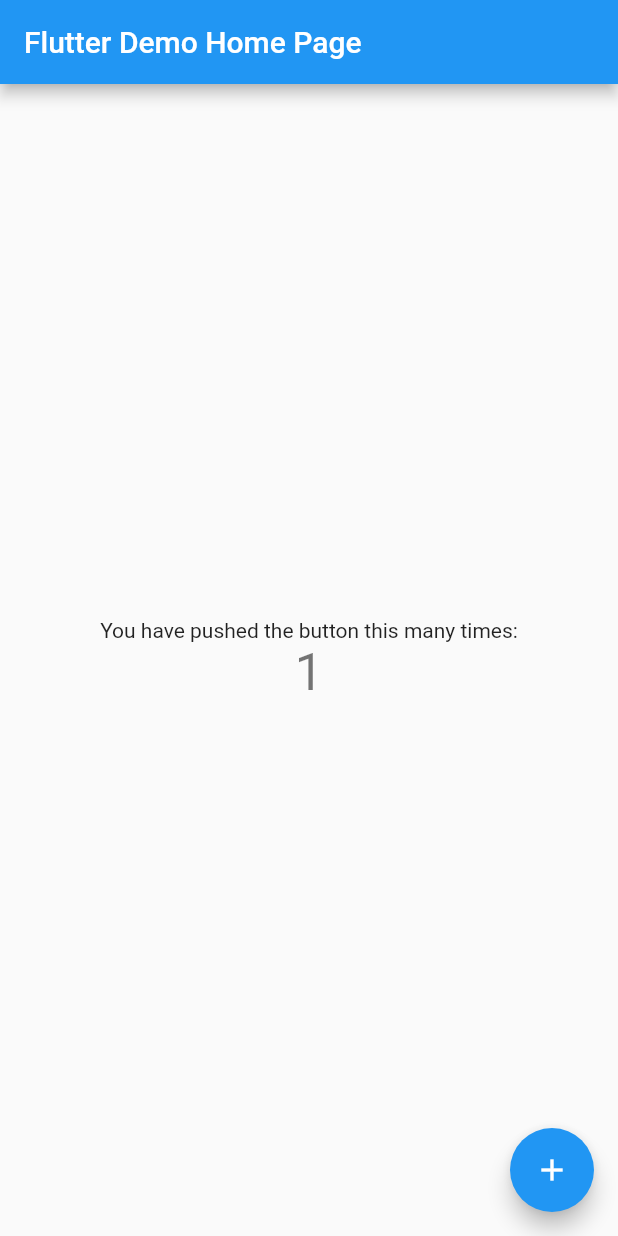
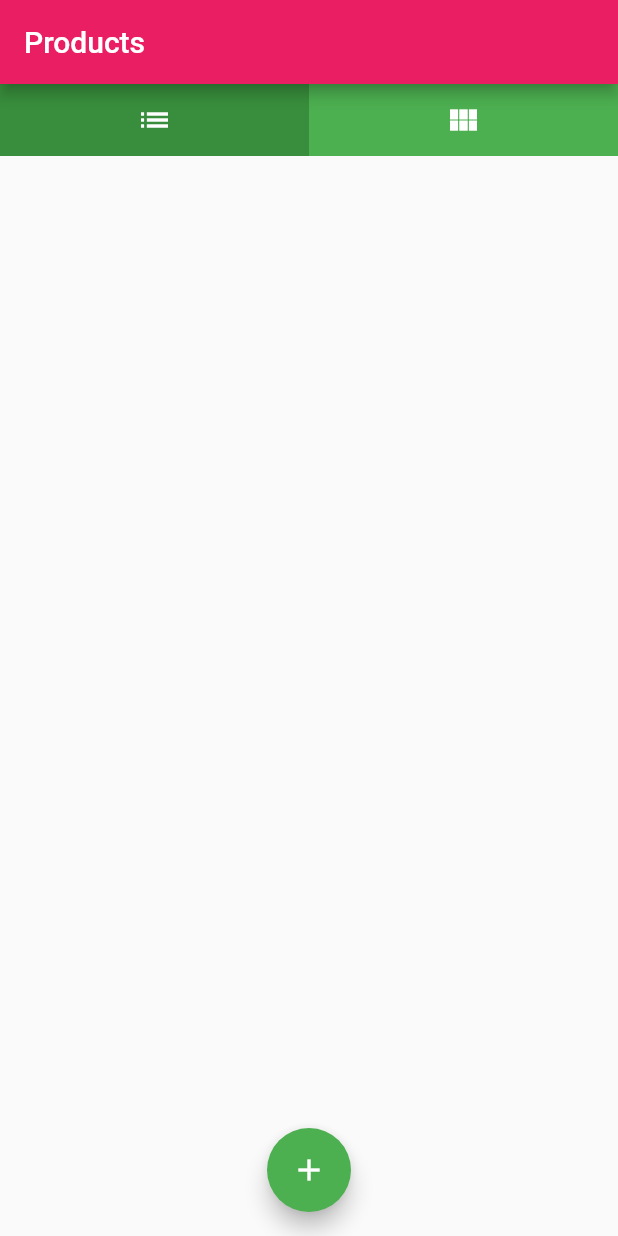
Before and after one commit to Rodrigo019/flutter-project, a Flutter app: the screen it shows after launch, after a tap on the "add" icon, on a phone screen of 412 x 824 dp. Run offline on Flutter 3.47's test engine with Material 2 defaults, Android fonts, the phone set to English and light mode, and no system bars.

Commit message:
Second commit

```diff
--- /dev/null
+++ b/lib/components/product_item.dart
@@ -0,0 +1,19 @@
+import 'package:flutter/material.dart';
+import 'package:flutter_project/models/product.dart';
+
+class ProductItem extends StatelessWidget {
+
+  Product _product;
+
+  ProductItem(this._product);
+
+  @override
+  Widget build(BuildContext context) {
+    return Card(
+      elevation: 5,
+      child: Column(
+
+      ),
+    );
+  }
+}
--- a/lib/main.dart
+++ b/lib/main.dart
@@ -1,113 +1,97 @@
+import 'dart:math';
+
 import 'package:flutter/material.dart';
+import 'package:flutter_project/components/product_item.dart';
+import 'package:flutter_project/models/product.dart';
 
-void main() {
-  runApp(MyApp());
-}
+main() => runApp(FlutterProject());
 
-class MyApp extends StatelessWidget {
-  // This widget is the root of your application.
+class FlutterProject extends StatelessWidget {
   @override
   Widget build(BuildContext context) {
     return MaterialApp(
-      title: 'Flutter Demo',
+      home: MyHomePage(),
       theme: ThemeData(
-        // This is the theme of your application.
-        //
-        // Try running your application with "flutter run". You'll see the
-        // application has a blue toolbar. Then, without quitting the app, try
-        // changing the primarySwatch below to Colors.green and then invoke
-        // "hot reload" (press "r" in the console where you ran "flutter run",
-        // or simply save your changes to "hot reload" in a Flutter IDE).
-        // Notice that the counter didn't reset back to zero; the application
-        // is not restarted.
-        primarySwatch: Colors.blue,
+        primarySwatch: Colors.pink,
+        accentColor: Colors.green,
+        primaryColor: Colors.pink,
       ),
-      home: MyHomePage(title: 'Flutter Demo Home Page'),
     );
   }
 }
 
 class MyHomePage extends StatefulWidget {
-  MyHomePage({Key? key, required this.title}) : super(key: key);
-
-  // This widget is the home page of your application. It is stateful, meaning
-  // that it has a State object (defined below) that contains fields that affect
-  // how it looks.
-
-  // This class is the configuration for the state. It holds the values (in this
-  // case the title) provided by the parent (in this case the App widget) and
-  // used by the build method of the State. Fields in a Widget subclass are
-  // always marked "final".
-
-  final String title;
-
   @override
   _MyHomePageState createState() => _MyHomePageState();
 }
 
 class _MyHomePageState extends State<MyHomePage> {
-  int _counter = 0;
 
-  void _incrementCounter() {
-    setState(() {
-      // This call to setState tells the Flutter framework that something has
-      // changed in this State, which causes it to rerun the build method below
-      // so that the display can reflect the updated values. If we changed
-      // _counter without calling setState(), then the build method would not be
-      // called again, and so nothing would appear to happen.
-      _counter++;
-    });
-  }
+  List<Product> products = [
+    Product(
+      Random().nextInt(1000),
+      'Test 1',
+      '',
+      DateTime.now(),
+      DateTime.now()
+    ),
+  ];
+  int listTypeSelected = 1;
 
   @override
   Widget build(BuildContext context) {
-    // This method is rerun every time setState is called, for instance as done
-    // by the _incrementCounter method above.
-    //
-    // The Flutter framework has been optimized to make rerunning build methods
-    // fast, so that you can just rebuild anything that needs updating rather
-    // than having to individually change instances of widgets.
     return Scaffold(
       appBar: AppBar(
-        // Here we take the value from the MyHomePage object that was created by
-        // the App.build method, and use it to set our appbar title.
-        title: Text(widget.title),
+        title: Text('Products'),
       ),
-      body: Center(
-        // Center is a layout widget. It takes a single child and positions it
-        // in the middle of the parent.
+      body: SingleChildScrollView(
         child: Column(
-          // Column is also a layout widget. It takes a list of children and
-          // arranges them vertically. By default, it sizes itself to fit its
-          // children horizontally, and tries to be as tall as its parent.
-          //
-          // Invoke "debug painting" (press "p" in the console, choose the
-          // "Toggle Debug Paint" action from the Flutter Inspector in Android
-          // Studio, or the "Toggle Debug Paint" command in Visual Studio Code)
-          // to see the wireframe for each widget.
-          //
-          // Column has various properties to control how it sizes itself and
-          // how it positions its children. Here we use mainAxisAlignment to
-          // center the children vertically; the main axis here is the vertical
-          // axis because Columns are vertical (the cross axis would be
-          // horizontal).
-          mainAxisAlignment: MainAxisAlignment.center,
-          children: <Widget>[
-            Text(
-              'You have pushed the button this many times:',
+          children: [
+            Row(
+              mainAxisAlignment: MainAxisAlignment.center,
+              children: <Widget>[
+                Expanded(
+                    child: Container(
+                    color: this.listTypeSelected == 1 ? Colors.green.shade700 : Colors.green,
+                    child: IconButton(
+                      onPressed: () {
+                        setState(() {
+                          this.listTypeSelected = 1;
+                        });
+                      },
+                      icon: Icon(Icons.list),
+                      color: Colors.white,
+                  ),
+                )),
+                Expanded(
+                    child: Container(
+                    color: this.listTypeSelected == 2 ? Colors.green.shade700 : Colors.green,
+                    child: IconButton(
+                      onPressed: () {
+                        setState(() {
+                          listTypeSelected = 2;
+                        });
+                      },
+                      icon: Icon(Icons.view_module_sharp),
+                      color: Colors.white,
+                  ),
+                )),
+              ],
             ),
-            Text(
-              '$_counter',
-              style: Theme.of(context).textTheme.headline4,
-            ),
+            // GridView.count(
+            //   crossAxisCount: 3,
+            //   children: <Widget>[
+            //     ...products.map((e) => ProductItem(e))
+            //   ]
+            // )
           ],
         ),
       ),
+      floatingActionButtonLocation: FloatingActionButtonLocation.centerFloat,
       floatingActionButton: FloatingActionButton(
-        onPressed: _incrementCounter,
-        tooltip: 'Increment',
         child: Icon(Icons.add),
-      ), // This trailing comma makes auto-formatting nicer for build methods.
+        onPressed: () {},
+      ),
     );
   }
 }
--- /dev/null
+++ b/lib/models/product.dart
@@ -0,0 +1,21 @@
+class Product {
+  int _code;
+  String _description;
+  String _image;
+  DateTime? _insertedAt;
+  DateTime? _updatedAt;
+
+  Product(this._code,this._description, this._image, this._insertedAt, this._updatedAt);
+
+  int get codigo => this._code;
+  String get description => this._description;
+  String get iamge => this._image;
+  DateTime get insertedAt => this._insertedAt == null ? DateTime.now() : this.insertedAt;
+  DateTime get updatedAt => this._updatedAt == null ? DateTime.now() : this.updatedAt;
+
+  set codigo(int code) => this._code = code;
+  set description(String description) => this._description = description;
+  set image(String image) => this._image = image;
+  set insertedAt(DateTime insertedAt) => this._insertedAt = insertedAt;
+  set updatedAt(DateTime updatedAt) => this._updatedAt = updatedAt;
+}
```
Also changed, not shown: 1 other file.
